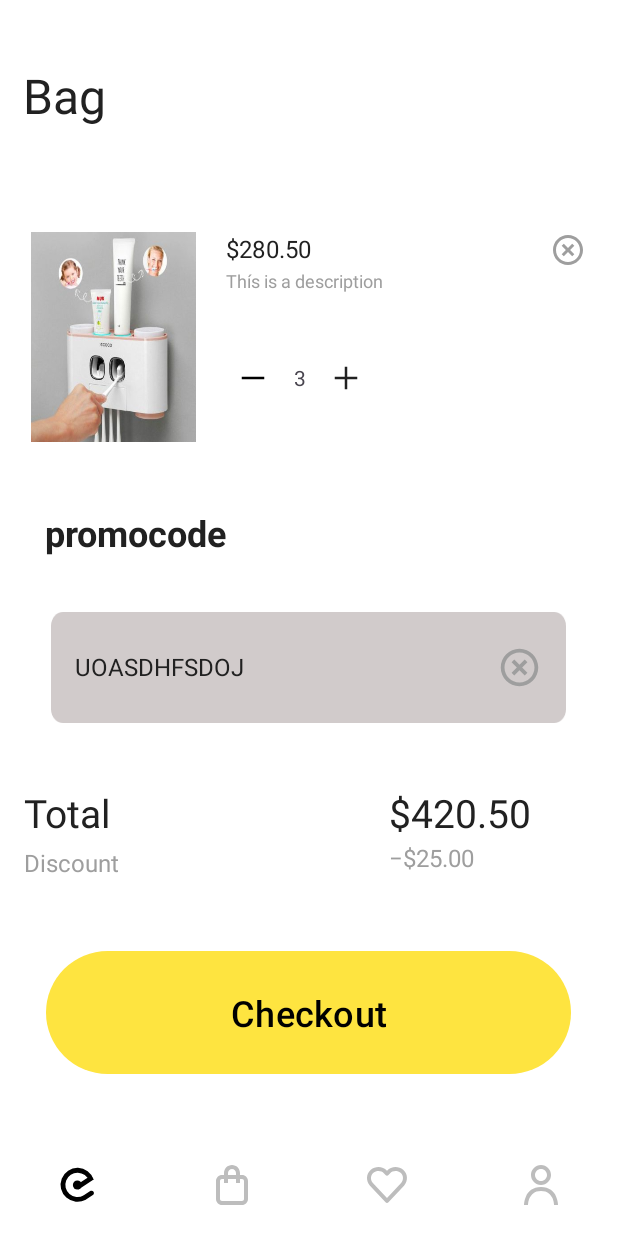
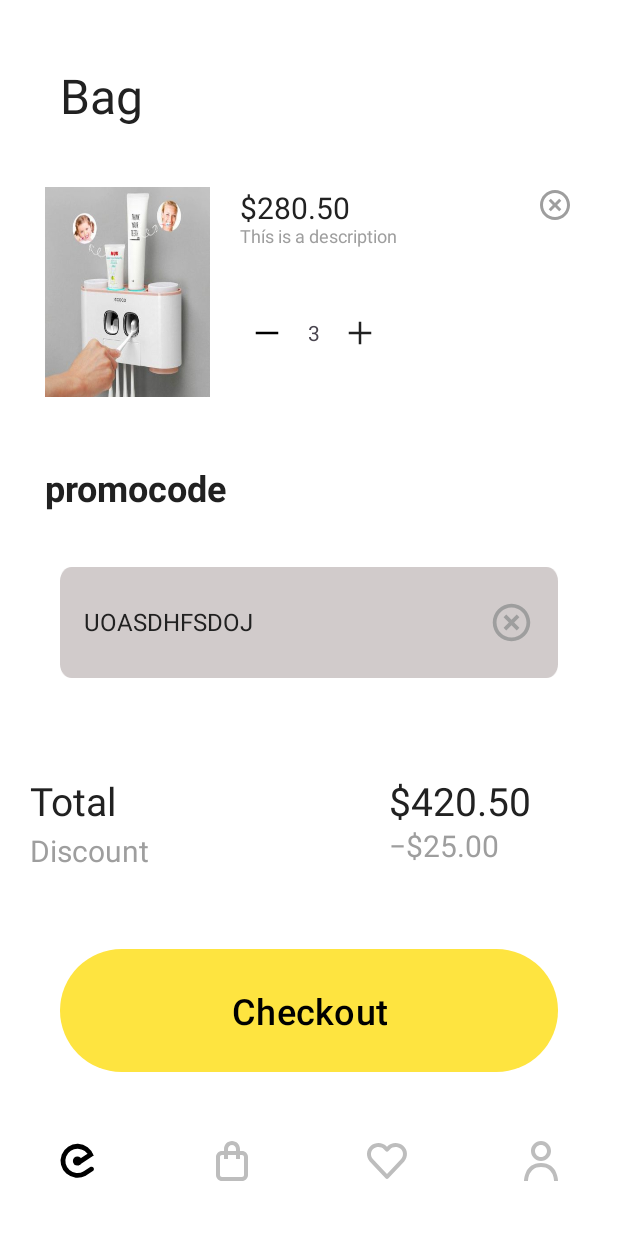
Before and after one commit to tuan-hda/evaware-android, an Android app: the layout activity_remove_item.xml on its own in the app's theme, with its tools: preview values and no code run, on a phone screen of 412 x 824 dp. Run offline under Robolectric (Android 15) with nearby library versions, the phone set to English and light mode, and no system bars.

Commit message:
edit scale

```diff
--- a/app/src/main/res/layout/activity_remove_item.xml
+++ b/app/src/main/res/layout/activity_remove_item.xml
@@ -10,41 +10,39 @@
     <RelativeLayout
         xmlns:android="http://schemas.android.com/apk/res/android"
         android:layout_width="match_parent"
-        android:layout_height="130dp">
+        android:layout_marginTop="0dp"
+        android:layout_height="100dp">
         <!-- Title -->
         <TextView
             android:id="@+id/title"
-            android:layout_width="343dp"
+            android:layout_width="wrap_content"
             android:layout_height="42dp"
             android:text="Bag"
             android:textSize="32sp"
             android:textColor="#212121"
             android:lineSpacingExtra="-6sp"
-            android:layout_marginLeft="15dp"
+            android:layout_marginLeft="40dp"
             android:layout_marginTop="42dp"
             />
     </RelativeLayout>
     <!-- page content -->
-    <LinearLayout
+    <androidx.constraintlayout.widget.ConstraintLayout
         android:id="@+id/page_conten"
         android:layout_width="match_parent"
-        android:orientation="vertical"
-        android:layout_height="610dp"
-        >
+        android:layout_height="match_parent">
         <!-- product list -->
         <RelativeLayout
             android:id="@+id/product_lis"
             android:layout_width="match_parent"
             android:layout_height="190dp"
-            >
+            app:layout_constraintTop_toTopOf="parent">
             <!-- small card -->
             <RelativeLayout
                 android:id="@+id/small_card"
-                android:layout_width="370dp"
+                android:layout_width="match_parent"
                 android:layout_height="140dp"
                 android:layout_centerVertical="true"
-                android:layout_centerHorizontal="true"
-                >
+                android:layout_marginHorizontal="30dp">
                 <!-- img -->
                 <View
                     android:id="@+id/img"
@@ -52,34 +50,30 @@
                     android:layout_height="match_parent"
                     android:layout_alignParentLeft="true"
                     android:layout_alignParentTop="true"
-                    android:background="@drawable/product1"
-                    />
+                    android:background="@drawable/product1" />
                 <!-- main-container -->
                 <RelativeLayout
                     android:id="@+id/main_contai"
-                    android:layout_width="233dp"
+                    android:layout_width="match_parent"
                     android:layout_height="match_parent"
-                    android:layout_marginLeft="130dp"
-                    >
+                    android:layout_marginLeft="130dp">
                     <!-- Price -->
                     <TextView
-                        android:layout_width="201dp"
+                        android:layout_width="match_parent"
                         android:layout_height="24dp"
+                        android:gravity="top"
+                        android:lineSpacingExtra="0sp"
                         android:text="$280.50"
                         android:textAppearance="@style/price"
-                        android:textSize="16sp"
-                        android:lineSpacingExtra="0sp"
-                        android:gravity="top"
-                        />
+                        android:textSize="20sp" />
                     <!--Description-->
                     <TextView
-                        android:layout_width="201dp"
+                        android:layout_width="match_parent"
                         android:layout_height="55dp"
+                        android:layout_marginTop="24dp"
+                        android:lineSpacingExtra="-2sp"
                         android:text="Thís is a description"
-                        android:textAppearance="@style/description"
-                        android:lineSpacingExtra="-2sp"
-                        android:layout_marginTop="24dp"
-                        />
+                        android:textAppearance="@style/description" />
                     <!-- Stepper -->
                     <RelativeLayout
                         android:id="@+id/stepper"
@@ -87,16 +81,15 @@
                         android:layout_height="36dp"
                         android:layout_alignParentLeft="true"
                         android:layout_alignParentTop="true"
-                        android:layout_marginTop="79dp"
-                        >
+                        android:layout_marginTop="79dp">
                         <!-- Minus-->
-                        <View
+                        <ImageButton
+                            android:id="@+id/minus"
                             android:layout_width="20dp"
                             android:layout_height="20dp"
                             android:layout_centerVertical="true"
                             android:layout_marginLeft="8dp"
-                            android:background="@drawable/minus"
-                            android:onClick="onButtonClick"/>
+                            android:background="@drawable/minus" />
                         <!-- number -->
                         <TextView
                             android:id="@+id/item_number"
@@ -107,13 +100,13 @@
                             android:gravity="center"
                             android:text="3" />
                         <!-- Plus-->
-                        <View
+                        <ImageButton
+                            android:id="@+id/plus"
                             android:layout_width="20dp"
                             android:layout_height="20dp"
                             android:layout_centerVertical="true"
                             android:layout_marginLeft="70dp"
-                            android:background="@drawable/plus"
-                            android:onClick="onButtonClick"/>
+                            android:background="@drawable/plus" />
                     </RelativeLayout>
                 </RelativeLayout>
 
@@ -121,56 +114,64 @@
                     android:id="@+id/clear_"
                     android:layout_width="24dp"
                     android:layout_height="24dp"
-                    android:background="@drawable/clear"
-                    android:layout_alignParentRight="true"/>
+                    android:layout_alignParentRight="true"
+                    android:background="@drawable/clear" />
 
 
             </RelativeLayout>
         </RelativeLayout>
         <!-- promocode -->
+        <!-- code -->
+
         <TextView
             android:id="@+id/promocode"
-            android:layout_width="match_parent"
+            android:layout_width="wrap_content"
             android:layout_height="70dp"
             android:gravity="center_vertical"
             android:paddingStart="30dp"
             android:text="promocode"
             android:textColor="#212121"
             android:textSize="24sp"
-            android:textStyle="bold" />
-        <!-- code -->
+            android:textStyle="bold"
+            app:layout_constraintStart_toStartOf="parent"
+            app:layout_constraintTop_toBottomOf="@+id/product_lis" />
+
         <RelativeLayout
+            android:id="@+id/relativeLayout2"
             android:layout_width="match_parent"
             android:layout_height="110dp"
-            >
+            app:layout_constraintEnd_toEndOf="parent"
+            app:layout_constraintStart_toStartOf="parent"
+            app:layout_constraintTop_toBottomOf="@+id/promocode">
             <!-- Text Field -->
             <RelativeLayout
                 android:id="@+id/text_field"
-                android:layout_width="343dp"
+                android:layout_width="match_parent"
                 android:layout_height="74dp"
                 android:layout_centerInParent="true"
-                android:layout_centerHorizontal="true"
-                android:background="@drawable/text_field" >
+                android:layout_marginHorizontal="40dp"
+                android:background="@drawable/text_field">
                 <!-- Code -->
                 <TextView
                     android:id="@+id/filled"
-                    android:layout_width="271dp"
+                    android:layout_width="wrap_content"
                     android:layout_height="24dp"
+                    android:layout_centerVertical="true"
                     android:gravity="center_vertical"
-                    android:layout_centerVertical="true"
                     android:lineSpacingExtra="0sp"
                     android:paddingStart="16dp"
                     android:text="UOASDHFSDOJ"
                     android:textColor="#212121"
                     android:textSize="16sp" />
+
                 <ImageButton
                     android:id="@+id/clear_code"
                     android:layout_width="30dp"
+                    android:layout_height="30dp"
+                    android:layout_alignParentRight="true"
                     android:layout_centerVertical="true"
-                    android:layout_height="30dp"
                     android:layout_marginRight="16dp"
-                    android:background="@drawable/clear"
-                    android:layout_alignParentRight="true"/>
+                    android:background="@drawable/clear" />
 
 
             </RelativeLayout>
@@ -180,45 +181,44 @@
             android:id="@+id/total"
             android:layout_width="match_parent"
             android:layout_height="110dp"
-            >
+            app:layout_constraintBottom_toTopOf="@+id/order_button"
+            app:layout_constraintTop_toBottomOf="@+id/relativeLayout2">
             <!-- total -->
             <TextView
-                android:layout_width="70dp"
+                android:layout_width="wrap_content"
                 android:layout_height="35dp"
-                android:layout_marginLeft="16dp"
+                android:layout_marginLeft="20dp"
                 android:layout_marginTop="24dp"
+                android:gravity="top"
+                android:lineSpacingExtra="-4sp"
                 android:text="Total"
                 android:textAppearance="@style/price"
-                android:textSize="26sp"
-                android:lineSpacingExtra="-4sp"
-                android:gravity="top"
-                />
+                android:textSize="26sp" />
             <!-- $420.50 -->
             <TextView
                 android:id="@+id/some_id"
-                android:layout_width="99dp"
+                android:layout_width="wrap_content"
                 android:layout_height="32dp"
+                android:layout_marginLeft="259dp"
                 android:layout_marginTop="24dp"
-                android:layout_marginLeft="259dp"
+                android:lineSpacingExtra="-4sp"
                 android:text="$420.50"
-                android:textSize="26sp"
                 android:textAppearance="@style/price"
-                android:lineSpacingExtra="-4sp"
-                />
+                android:textSize="26sp" />
             <!-- Discount -->
             <TextView
-                android:layout_width="93dp"
+                android:layout_width="wrap_content"
                 android:layout_height="32dp"
-                android:layout_marginLeft="16dp"
+                android:layout_marginLeft="20dp"
                 android:layout_marginTop="59dp"
                 android:gravity="center_vertical"
                 android:lineSpacingExtra="-4sp"
                 android:text="Discount"
                 android:textAppearance="@style/description"
-                android:textSize="16sp" />
+                android:textSize="20sp" />
             <!-- −$25.00 -->
             <TextView
-                android:layout_width="93dp"
+                android:layout_width="wrap_content"
                 android:layout_height="32dp"
                 android:layout_marginLeft="259dp"
                 android:layout_marginTop="56dp"
@@ -226,37 +226,44 @@
                 android:lineSpacingExtra="-4sp"
                 android:text="−$25.00"
                 android:textAppearance="@style/description"
-                android:textSize="16sp" />
+                android:textSize="20sp" />
         </RelativeLayout>
         <!-- order button -->
         <RelativeLayout
-            xmlns:android="http://schemas.android.com/apk/res/android"
             android:id="@+id/order_button"
             android:layout_width="match_parent"
-            android:layout_height="130dp"
-            >
+
+            android:layout_height="100dp"
+            app:layout_constraintBottom_toTopOf="@+id/bottom_navigation_view"
+            app:layout_constraintEnd_toEndOf="parent"
+            app:layout_constraintStart_toStartOf="parent">
+
             <Button
                 android:id="@+id/large_prima"
-                android:layout_width="350dp"
+                android:layout_width="match_parent"
                 android:layout_height="90dp"
                 android:layout_centerHorizontal="true"
+                android:layout_centerVertical="true"
+                android:layout_marginHorizontal="40dp"
                 android:text="Checkout"
-                android:textSize="24sp"
-                android:layout_centerVertical="true"
-            />
+                android:textSize="24sp" />
         </RelativeLayout>
-    </LinearLayout>
+
         <com.google.android.material.bottomnavigation.BottomNavigationView
             android:id="@+id/bottom_navigation_view"
             android:layout_width="match_parent"
             android:layout_height="100dp"
             android:background="@color/white"
+            android:gravity="bottom"
             android:padding="0dp"
             app:itemActiveIndicatorStyle="@style/Theme.Evaware.CustomIndicator"
             app:itemIconSize="32dp"
             app:itemIconTint="@color/bottom_nav_color"
             app:labelVisibilityMode="unlabeled"
             app:layout_constraintBottom_toBottomOf="parent"
+            app:layout_constraintEnd_toEndOf="parent"
             app:layout_constraintStart_toStartOf="parent"
             app:menu="@menu/app_menu" />
+    </androidx.constraintlayout.widget.ConstraintLayout>
+
 </LinearLayout>
```
Also changed, not shown: app/src/main/res/layout/activity_new_review.xml (+60 -58 lines), app/src/main/res/layout/empty_account.xml (+45 -26 lines), app/src/main/res/layout/search_nothing_found.xml (+51 -21 lines), app/src/main/res/layout/search_result.xml (+18 -73 lines). Lines whose indentation alone changed are shown as unchanged.
